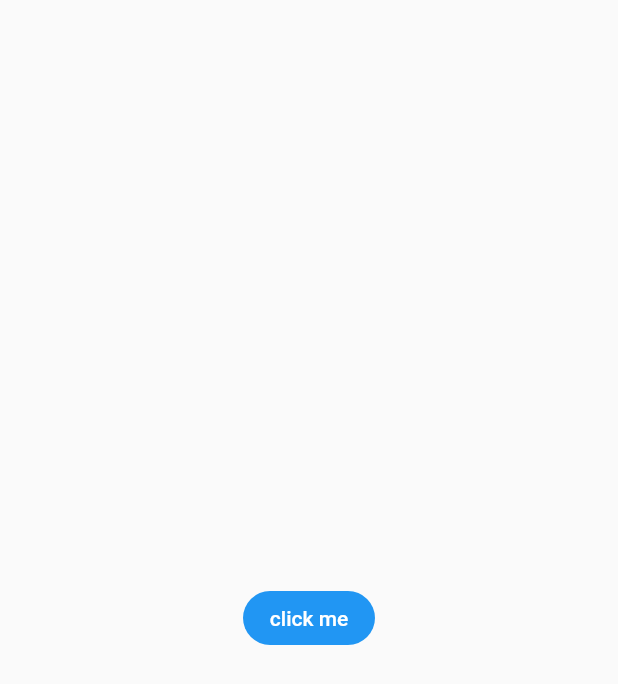
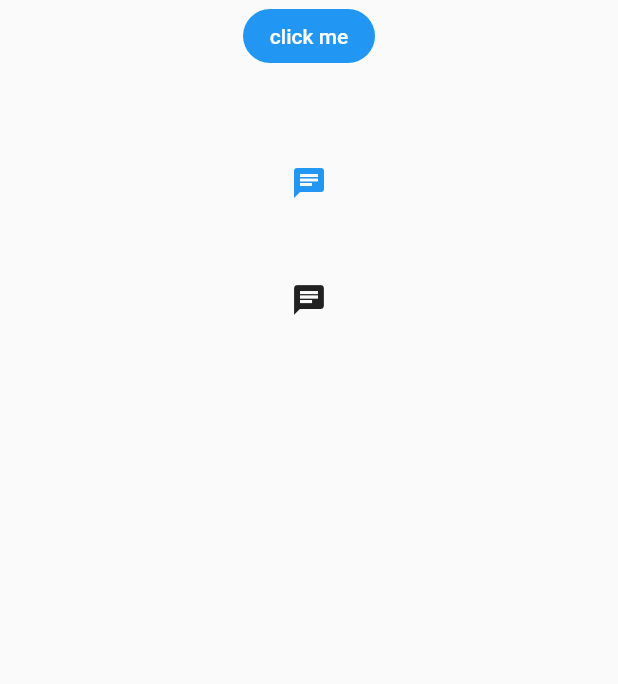
Before and after one commit to Karthik-Sunil-K/flutter-basics, a Flutter app: the screen it shows after launch, on a phone screen of 412 x 824 dp. Shown: the top 684 px of the screen. Run offline on Flutter 3.47's test engine with Material 2 defaults, Android fonts, the phone set to English and light mode, and no system bars.

Commit message:
button added

```diff
--- a/lib/widgets/buttonSamples.dart
+++ b/lib/widgets/buttonSamples.dart
@@ -10,7 +10,9 @@ class ButtonSample extends StatelessWidget {
   Widget build(BuildContext context) {
     return Container(
       child: Center(
-        child: FlatButton(
+        child : Column(
+          children: [
+            FlatButton(
           onPressed: (){
             print("button clicked");
           },
@@ -26,7 +28,24 @@ class ButtonSample extends StatelessWidget {
           shape: StadiumBorder(),
           disabledTextColor: Colors.indigo,
           padding: EdgeInsets.all(8)
-          )
+          ),
+          SizedBox(height: 50,),
+
+          IconButton(
+            icon: Icon(Icons.chat),
+           onPressed: (){
+            print("icon butoon pressed");
+          },
+          color: Colors.blue,
+          ),
+          SizedBox(height: 30,),
+          IconButton(icon: Icon(Icons.chat),
+           onPressed: (){
+            print("icon butoon pressed");
+          }),
+
+          ],
+        )
       ),
     );
   }
```
